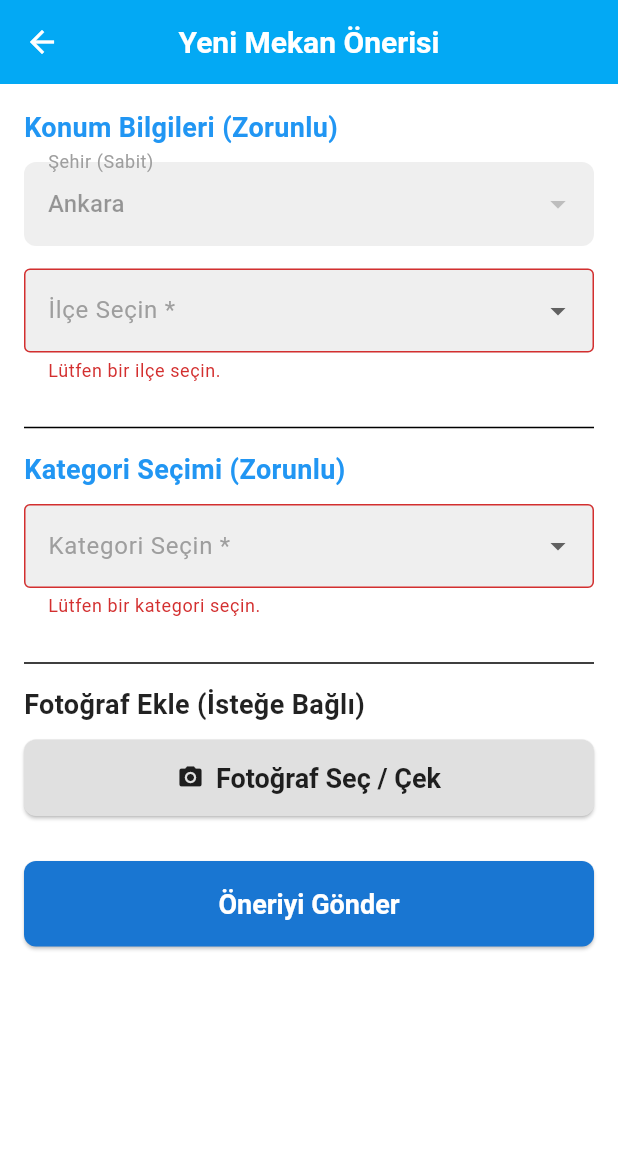
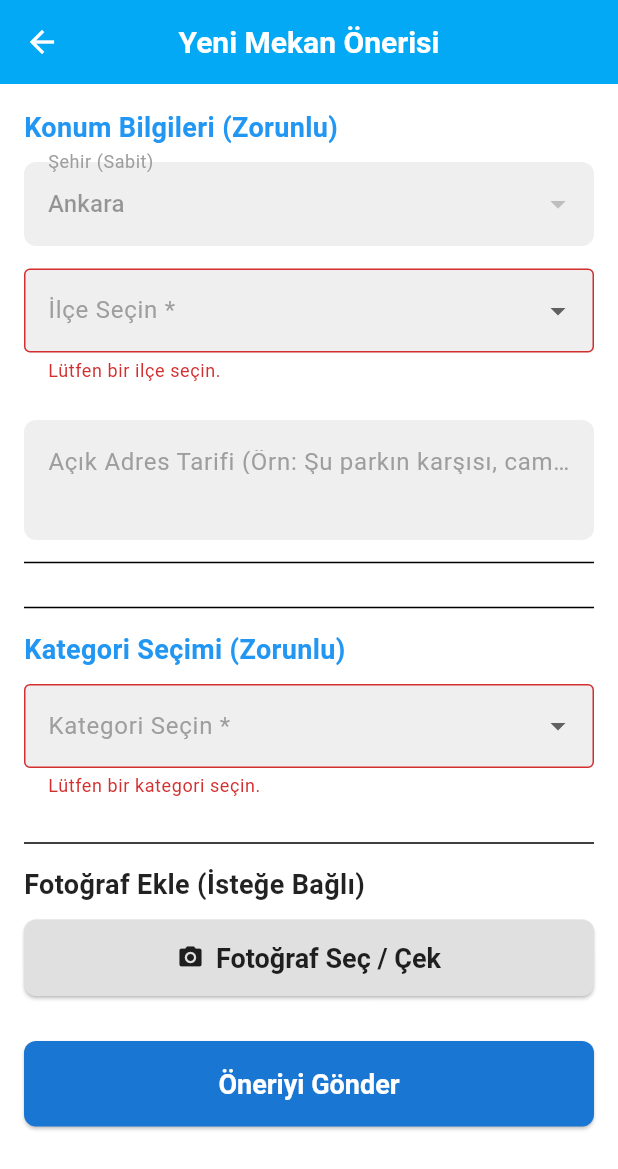
Before and after one commit to berta-ff/proje, a Flutter app: the SuggestPlaceScreen screen opened directly, after a tap on "Öneriyi Gönder", on a phone screen of 412 x 824 dp. Shown: the top 1169 px of the screen. Run offline on Flutter 3.47's test engine with Material 3 defaults, Android fonts, the phone set to English and light mode, and no system bars; our stand-ins replace cloud_firestore, firebase_auth, firebase_core, firebase_storage, image_picker, shared_preferences; accounts and stored records are empty.

Commit message:
Yer Önerileri çeşitlendirildi. Fotoğraf yükleme aktif edildi. Veriler firebase e aktarıldı.

```diff
--- a/lib/suggest_place_screen.dart
+++ b/lib/suggest_place_screen.dart
@@ -1,6 +1,10 @@
 // lib/suggest_place_screen.dart
 
 import 'package:flutter/material.dart';
+import 'dart:io';
+import 'package:cloud_firestore/cloud_firestore.dart';
+import 'package:image_picker/image_picker.dart';
+import 'package:firebase_storage/firebase_storage.dart';
 
 class SuggestPlaceScreen extends StatefulWidget {
   const SuggestPlaceScreen({super.key});
@@ -14,7 +18,11 @@ class _SuggestPlaceScreenState extends State<SuggestPlaceScreen> {
   String? _selectedCity = 'Ankara'; // Varsayılan şehir
   String? _selectedDistrict;
   String? _selectedNeighbourhood;
+  String? _placeAddressNote;
   String? _selectedCategory;
+
+  File? _placeImage;
+
   final _formKey = GlobalKey<FormState>();
 
   // --- Dropdown Verileri (İstediğiniz gibi genişletebilirsiniz) ---
@@ -22,34 +30,73 @@ class _SuggestPlaceScreenState extends State<SuggestPlaceScreen> {
 
   // Ankara için basit ilçe ve mahalle verileri
   final Map<String, List<String>> _districtsAndNeighbourhoods = {
-    'Çankaya': ['Anıttepe','Ayrancı', 'Bahçelievler','Balgat','Bilkent/Bilkentplaza/Beytepe', 'Cebeci','Çayyolu/Ümitköy', 'Dikmen','Kızılay', 'ODTÜ','Sıhhiye','Kurtuluş','Tunalı Hilmi', ],
+    'Altındağ':['Altındağ','Aydınlıkevler','Hasköy','Hisar','Ulubay','Ulucan','Ulus/İsmetpaşa','Yeşilöz'],
+    'Çankaya': ['Anıttepe','Ayrancı', 'Bahçelievler','Balgat','Bilkent/Bilkentplaza/Beytepe', 'Cebeci','Çayyolu/Ümitköy', 'Dikmen','Kızılay', 'ODTÜ','Sıhhiye','Kurtuluş','Tunalı Hilmi'],
+    'Etimesgut':['Çarşı','Elvankent','Eryaman','Güvercinlik','Merkez','Şaşmaz'],
     'Keçiören': ['Aktepe', 'Bağlum','Esertepe','Etlik','Merkez','Sanatoryum','Ufuktepe'],
+    'Mamak':['Abidinpaşa','Akdere','Boğaziçi','Demirlibahçe','Gülveren','Hüseyingazi','Kayaş','Mamak','Misket'],
+    'Pursaklar':['Altınova','Merkez','Saray'],
+    'Sincan':['Fatih','Sincan','Temelli','Yenikent'],
     'Yenimahalle': ['Atatürk Orman Çiftliği','Batıkent','Demetevler','İstasyon','Karşıyaka','Ostim','Susuz','Şentepe','Yenimahalle'],
-    'Etimesgut':['Çarşı','Elvankent','Eryaman','Güvercinlik', ],
+
+
   };
 
-  // --- Metotlar ---
-  void _submitSuggestion() {
+  // Eski metodu sildikten sonra buraya yapıştırın.
+// lib/suggest_place_screen.dart dosyası
+
+  void _submitSuggestion() async { // <-- ASYNC KELİMESİ EKLEDİK
     if (_formKey.currentState!.validate()) {
-      // Zorunlu alanlar dolduruldu. Gönderim işlemi burada yapılacak.
 
-      // Şimdilik sadece başarılı mesaj gösterelim.
-      ScaffoldMessenger.of(context).showSnackBar(
-        SnackBar(content: Text('Öneriniz başarıyla alındı: $_selectedCity, $_selectedDistrict, $_selectedCategory')),
-      );
-      // TODO: Burada gerçek Firebase/API gönderim kodunu ekleyeceksiniz.
-      Navigator.of(context).pop(); // Formu gönderdikten sonra geri git
+      final suggestionData = {
+        'city': _selectedCity,
+        'district': _selectedDistrict,
+        'neighbourhood': _selectedNeighbourhood,
+        'category': _selectedCategory,
+        'address_note': _placeAddressNote,
+        'timestamp': FieldValue.serverTimestamp(),
+      };
+
+      try {
+        await FirebaseFirestore.instance
+            .collection('place_suggestions') // Veri buraya kaydedilecek
+            .add(suggestionData);
+
+        ScaffoldMessenger.of(context).showSnackBar(
+          const SnackBar(content: Text('Öneriniz başarıyla kaydedildi!')),
+        );
+
+        Navigator.of(context).pop();
+
+      } catch (e) {
+        ScaffoldMessenger.of(context).showSnackBar(
+          SnackBar(content: Text('Hata oluştu: Veri kaydedilemedi. Güvenlik kurallarını kontrol edin.')),
+        );
+        print('Firestore kayıt hatası: $e');
+      }
     }
   }
 
-  // Fotoğraf ekleme fonksiyonu (Şimdilik sadece bir yer tutucu)
-  void _pickImage() {
-    ScaffoldMessenger.of(context).showSnackBar(
-      const SnackBar(content: Text('Fotoğraf seçme arayüzü açılacak...')),
-    );
-    // TODO: Burada 'image_picker' paketi ile fotoğraf çekme/seçme kodunu ekleyeceksiniz.
+  // lib/suggest_place_screen.dart
+
+  void _pickImage() async { // Metodu async yapın
+    final ImagePicker picker = ImagePicker();
+    final XFile? image = await picker.pickImage(source: ImageSource.gallery);
+    // Kullanıcıdan galeriden fotoğraf seçmesini istedik
+
+    if (image != null) {
+      setState(() {
+        _placeImage = File(image.path); // Seçilen dosyayı değişkene atayın
+      });
+      ScaffoldMessenger.of(context).showSnackBar(
+        const SnackBar(content: Text('Fotoğraf başarıyla seçildi!')),
+      );
+    } else {
+      ScaffoldMessenger.of(context).showSnackBar(
+        const SnackBar(content: Text('Fotoğraf seçimi iptal edildi.')),
+      );
+    }
   }
-
   @override
   Widget build(BuildContext context) {
     return Scaffold(
@@ -107,7 +154,28 @@ class _SuggestPlaceScreenState extends State<SuggestPlaceScreen> {
                     });
                   },
                 ),
+              // --- YENİ ADRES TARİFİ NOT ALANI BURADA BAŞLIYOR ---
+              const SizedBox(height: 10),
+              TextFormField(
+                decoration: const InputDecoration(
+                  labelText: 'Açık Adres Tarifi (Örn: Şu parkın karşısı, caminin yanı)',
+                  hintText: 'Zorunlu değil, ancak yer tespiti için önemlidir.',
+                  border: OutlineInputBorder(),
+                  alignLabelWithHint: true,
+                ),
+                maxLines: 3,
+                minLines: 2,
+                keyboardType: TextInputType.multiline,
+                onChanged: (newValue) {
+                  // Kullanıcı metin girdikçe değişkeni günceller
+                  setState(() {
+                    _placeAddressNote = newValue;
+                  });
+                },
+              ),
+              // --- ADRES TARİFİ NOT ALANI BURADA BİTİYOR ---
 
+              const Divider(height: 30),
               const Divider(height: 30),
 
               // --- 2. Kategori Seçimi Başlık ---
```
